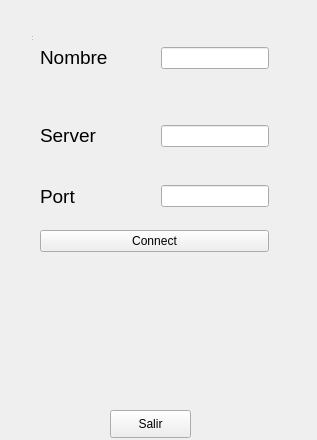
Above: Client/ui/ui/login.ui from AbrahamOsco/Worms-Taller-1 before the change. Below: the same form after it.
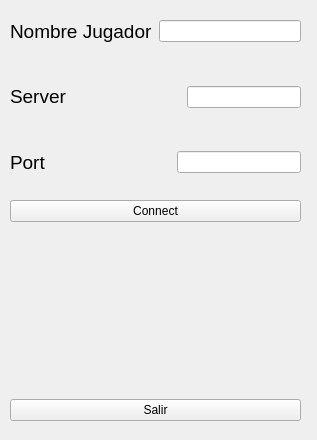
That is the form after the change.

Commit message: agrego tooltips y cambio nombres para que sean mas descriptivos

What changed in the file:
```diff
--- a/Client/ui/ui/login.ui
+++ b/Client/ui/ui/login.ui
@@ -13,22 +13,23 @@
   <property name="windowTitle">
    <string>MainWindow</string>
   </property>
-  <widget class="QWidget" name="centralwidget" native="true">
+  <widget class="QStatusBar" name="statusbar">
    <property name="geometry">
     <rect>
      <x>30</x>
      <y>20</y>
-     <width>249</width>
-     <height>301</height>
+     <width>3</width>
+     <height>22</height>
     </rect>
    </property>
+  </widget>
    <widget class="QWidget" name="layoutWidget">
     <property name="geometry">
      <rect>
       <x>10</x>
-      <y>10</y>
-      <width>229</width>
-      <height>222</height>
+     <y>20</y>
+     <width>291</width>
+     <height>401</height>
      </rect>
     </property>
     <layout class="QVBoxLayout" name="verticalLayout">
@@ -37,23 +38,10 @@
        <item>
         <widget class="QLabel" name="label_3">
          <property name="text">
-          <string>&lt;html&gt;&lt;head/&gt;&lt;body&gt;&lt;p&gt;&lt;span style=&quot; font-size:14pt;&quot;&gt;Nombre&lt;/span&gt;&lt;/p&gt;&lt;/body&gt;&lt;/html&gt;</string>
+         <string>&lt;html&gt;&lt;head/&gt;&lt;body&gt;&lt;p&gt;&lt;span style=&quot; font-size:14pt;&quot;&gt;Nombre Jugador&lt;/span&gt;&lt;/p&gt;&lt;/body&gt;&lt;/html&gt;</string>
          </property>
         </widget>
        </item>
-       <item>
-        <spacer name="horizontalSpacer_3">
-         <property name="orientation">
-          <enum>Qt::Horizontal</enum>
-         </property>
-         <property name="sizeHint" stdset="0">
-          <size>
-           <width>13</width>
-           <height>56</height>
-          </size>
-         </property>
-        </spacer>
-       </item>
        <item>
         <widget class="QLineEdit" name="inputName">
          <property name="toolTip">
@@ -68,10 +56,13 @@
        <property name="orientation">
         <enum>Qt::Vertical</enum>
        </property>
+      <property name="sizeType">
+       <enum>QSizePolicy::Maximum</enum>
+      </property>
        <property name="sizeHint" stdset="0">
         <size>
          <width>20</width>
-         <height>40</height>
+        <height>20</height>
         </size>
        </property>
       </spacer>
@@ -112,10 +103,13 @@
        <property name="orientation">
         <enum>Qt::Vertical</enum>
        </property>
+      <property name="sizeType">
+       <enum>QSizePolicy::Maximum</enum>
+      </property>
        <property name="sizeHint" stdset="0">
         <size>
          <width>20</width>
-         <height>40</height>
+        <height>20</height>
         </size>
        </property>
       </spacer>
@@ -156,43 +150,29 @@
        <property name="orientation">
         <enum>Qt::Vertical</enum>
        </property>
+      <property name="sizeType">
+       <enum>QSizePolicy::Maximum</enum>
+      </property>
        <property name="sizeHint" stdset="0">
         <size>
          <width>20</width>
-         <height>40</height>
+        <height>20</height>
         </size>
        </property>
       </spacer>
      </item>
      <item>
       <widget class="QPushButton" name="buttonLogin">
+      <property name="toolTip">
+       <string>&lt;html&gt;&lt;head/&gt;&lt;body&gt;&lt;p&gt;Conectarse al servidor&lt;/p&gt;&lt;/body&gt;&lt;/html&gt;</string>
+      </property>
        <property name="text">
         <string>Connect</string>
        </property>
       </widget>
      </item>
-    </layout>
-   </widget>
-  </widget>
-  <widget class="QStatusBar" name="statusbar">
-   <property name="geometry">
-    <rect>
-     <x>30</x>
-     <y>20</y>
-     <width>3</width>
-     <height>22</height>
-    </rect>
-   </property>
-  </widget>
+    <item>
   <widget class="QLabel" name="labelConnection">
-   <property name="geometry">
-    <rect>
-     <x>40</x>
-     <y>300</y>
-     <width>241</width>
-     <height>91</height>
-    </rect>
-   </property>
    <property name="sizePolicy">
     <sizepolicy hsizetype="Expanding" vsizetype="Expanding">
      <horstretch>0</horstretch>
@@ -203,18 +183,18 @@
     <string>&lt;html&gt;&lt;head/&gt;&lt;body&gt;&lt;p align=&quot;center&quot;&gt;&lt;br/&gt;&lt;/p&gt;&lt;/body&gt;&lt;/html&gt;</string>
    </property>
   </widget>
+    </item>
+    <item>
   <widget class="QPushButton" name="buttonExit">
-   <property name="geometry">
-    <rect>
-     <x>110</x>
-     <y>410</y>
-     <width>81</width>
-     <height>28</height>
-    </rect>
+      <property name="toolTip">
+       <string>&lt;html&gt;&lt;head/&gt;&lt;body&gt;&lt;p&gt;cerrar aplicacion&lt;/p&gt;&lt;/body&gt;&lt;/html&gt;</string>
    </property>
    <property name="text">
     <string>Salir</string>
    </property>
+     </widget>
+    </item>
+   </layout>
   </widget>
  </widget>
  <resources/>
```
Lines whose indentation alone changed are shown as unchanged. The commit also changes 4 other files.
